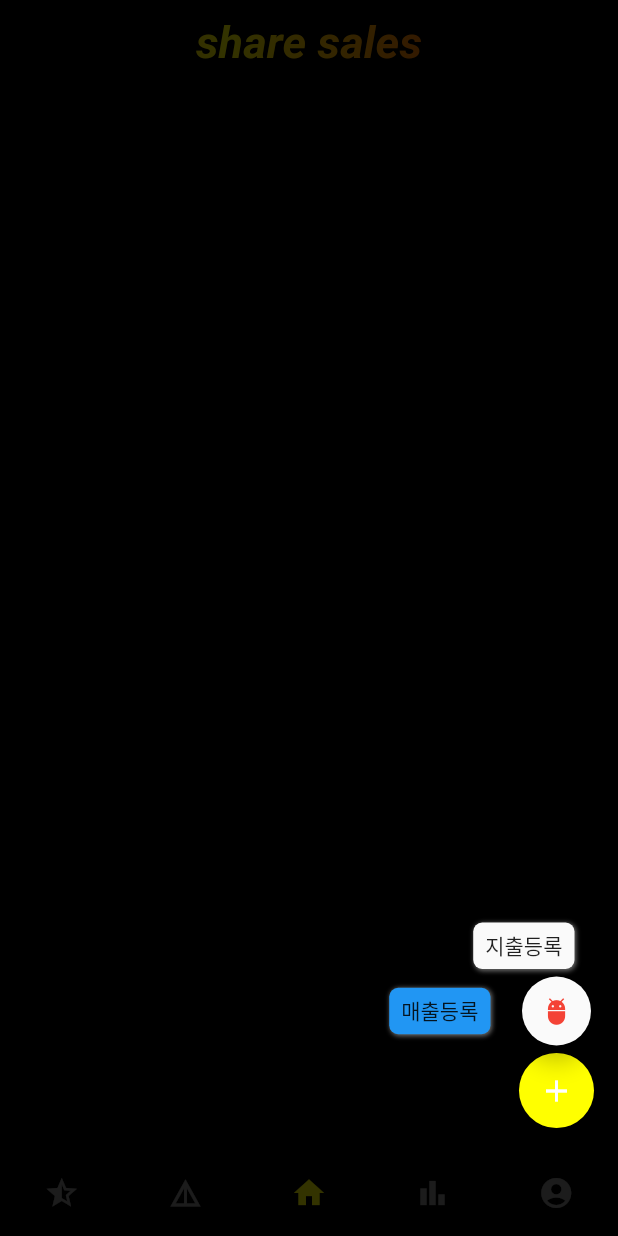
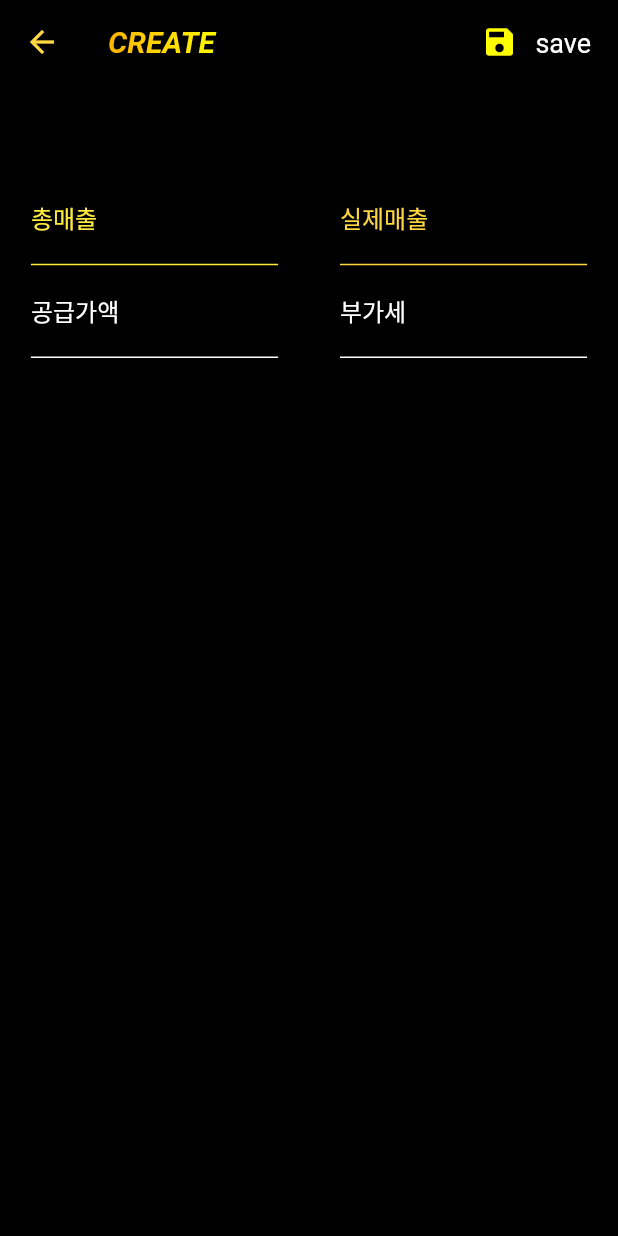
Before and after one commit to boglbbogl/sharesales_ver-2, a Flutter app: the screen it shows after launch, item 3 of the bottom bar chosen, after a tap on the "add" icon, on a phone screen of 412 x 824 dp. Run offline on Flutter 3.47's test engine with Material 2 defaults, Android fonts, the phone set to English and light mode, and no system bars; drawn by our look-alikes of flutter_speed_dial.

Commit message:
sales_create_screen.dart - textformfield

```diff
--- a/lib/constant/color.dart
+++ b/lib/constant/color.dart
@@ -3,6 +3,7 @@ import 'package:flutter/material.dart';
   final Shader appbarColor = LinearGradient(
     colors: <Color>[Color(0xffff6e02), Color(0xffffff00), Color(0xffff6d00)],
   ).createShader(new Rect.fromLTWH(0.0, 300.0, 300.0, 0.0));
+
 
 const MaterialColor blackColor = MaterialColor(
   0xFF000000,
--- /dev/null
+++ b/lib/screen/sales_create_screen.dart
@@ -0,0 +1,159 @@
+import 'package:flutter/material.dart';
+import 'package:sharesales_ver2/constant/color.dart';
+
+class SalesCreateScreen extends StatefulWidget {
+  @override
+  _SalesCreateScreenState createState() => _SalesCreateScreenState();
+}
+
+class _SalesCreateScreenState extends State<SalesCreateScreen> {
+  @override
+  Widget build(BuildContext context) {
+
+    final heightSize = MediaQuery.of(context).size.height;
+    final widthSize = MediaQuery.of(context).size.width;
+    final tffSizeHeight = MediaQuery.of(context).size.width * 0.15;
+    final tffSizeWidth = MediaQuery.of(context).size.width * 0.4;
+
+    return Scaffold(
+      appBar: AppBar(
+        title: Text(
+          'CREATE',
+          style: TextStyle(
+              foreground: Paint()..shader = appbarColor,
+          fontWeight: FontWeight.bold,
+          fontStyle: FontStyle.italic),
+        ),
+        iconTheme: IconThemeData(
+            color: Colors.amberAccent),
+        actionsIconTheme: IconThemeData(color: Colors.yellowAccent),
+        actions: [
+          IconButton(
+            icon: Icon(Icons.save), onPressed: () {  },
+          ),
+          Padding(
+            padding: const EdgeInsets.only(right: 18, top: 18),
+            child: InkWell(
+              onTap: (){},
+              child: Text('save',
+              style: TextStyle(
+                fontSize: 18,
+                color: Colors.white
+              ),),
+            ),
+          ),
+        ],
+      ),
+      body: SingleChildScrollView(
+        child: Form(
+          child: Column(
+            crossAxisAlignment: CrossAxisAlignment.center,
+            mainAxisAlignment: MainAxisAlignment.center,
+            children: <Widget>[
+              SizedBox(
+                height: tffSizeHeight,
+                width: tffSizeWidth,
+              ),
+              Row(
+                crossAxisAlignment: CrossAxisAlignment.center,
+                mainAxisAlignment: MainAxisAlignment.spaceAround,
+                children: <Widget>[
+                  Container(
+                    height: tffSizeHeight,
+                    width: tffSizeWidth,
+                    child: TextFormField(
+                      style: TextStyle(
+                        color: Colors.white,
+                      ),
+                      cursorColor: Colors.white,
+                      decoration: InputDecoration(
+                        enabledBorder: UnderlineInputBorder(
+                          borderSide: BorderSide(color: Colors.yellow),
+                        ),
+                        focusedBorder: UnderlineInputBorder(
+                          borderSide: BorderSide(color: Colors.yellow),
+                        ),
+                        labelText: '총매출',
+                        labelStyle: TextStyle(color: Colors.yellow),
+                      ),
+                      keyboardType: TextInputType.number,
+                    ),
+                  ),
+                  Container(
+                    height: tffSizeHeight,
+                    width: tffSizeWidth,
+                    child: TextFormField(
+                      style: TextStyle(
+                        color: Colors.white,
+                      ),
+                      cursorColor: Colors.pinkAccent,
+                      decoration: InputDecoration(
+                        enabledBorder: UnderlineInputBorder(
+                          borderSide: BorderSide(color: Colors.amberAccent),
+                        ),
+                        focusedBorder: UnderlineInputBorder(
+                          borderSide: BorderSide(color: Colors.amberAccent),
+                        ),
+                        labelText: '실제매출',
+                        labelStyle: TextStyle(color: Colors.amberAccent),
+                      ),
+                      keyboardType: TextInputType.number,
+                    ),
+                  ),
+                ],
+              ),
+              Row(
+                crossAxisAlignment: CrossAxisAlignment.center,
+                mainAxisAlignment: MainAxisAlignment.spaceAround,
+                children: <Widget>[
+                  Container(
+                    height: tffSizeHeight,
+                    width: tffSizeWidth,
+                    child: TextFormField(
+                      style: TextStyle(
+                        color: Colors.amberAccent,
+                      ),
+                      cursorColor: Colors.white,
+                      decoration: InputDecoration(
+                        enabledBorder: UnderlineInputBorder(
+                          borderSide: BorderSide(color: Colors.white),
+                        ),
+                        focusedBorder: UnderlineInputBorder(
+                          borderSide: BorderSide(color: Colors.white),
+                        ),
+                        labelText: '공급가액',
+                        labelStyle: TextStyle(color: Colors.white),
+                      ),
+                      keyboardType: TextInputType.number,
+                    ),
+                  ),
+                  Container(
+                    height: tffSizeHeight,
+                    width: tffSizeWidth,
+                    child: TextFormField(
+                      style: TextStyle(
+                        color: Colors.white,
+                      ),
+                      cursorColor: Colors.white,
+                      decoration: InputDecoration(
+                        enabledBorder: UnderlineInputBorder(
+                          borderSide: BorderSide(color: Colors.white),
+                        ),
+                        focusedBorder: UnderlineInputBorder(
+                          borderSide: BorderSide(color: Colors.white),
+                        ),
+                        labelText: '부가세',
+                        labelStyle: TextStyle(color: Colors.white),
+                      ),
+                      keyboardType: TextInputType.number,
+                    ),
+                  ),
+                ],
+              ),
+            ],
+          ),
+        ),
+      ),
+    );
+  }
+}
--- a/lib/screen/sales_management_screen.dart
+++ b/lib/screen/sales_management_screen.dart
@@ -1,24 +1,22 @@
+import 'package:flutter/cupertino.dart';
 import 'package:flutter/material.dart';
 import 'package:flutter_speed_dial/flutter_speed_dial.dart';
 import 'package:sharesales_ver2/constant/color.dart';
 import 'package:sharesales_ver2/constant/size.dart';
-
+import 'sales_create_screen.dart';
 
 class SalesManagementScreen extends StatefulWidget {
-
   @override
   _SalesManagementScreenState createState() => _SalesManagementScreenState();
 }
+
 class _SalesManagementScreenState extends State<SalesManagementScreen> {
-
   @override
   Widget build(BuildContext context) {
 
-    final widthSize = MediaQuery.of(context).size.width;
-    final heightSize = MediaQuery.of(context).size.height;
-
     return Scaffold(
       appBar: AppBar(
+        backgroundColor: Colors.black,
         centerTitle: true,
         title: Text(
           'share sales',
@@ -29,35 +27,47 @@ class _SalesManagementScreenState extends State<SalesManagementScreen> {
             foreground: Paint()..shader = appbarColor,
           ),
         ),
-      ),
-      body: Column(
-        mainAxisAlignment: MainAxisAlignment.end,
-        children: <Widget>[
-          Container(),
+        actions: [
+          IconButton(
+            icon: Icon(Icons.add,
+            color: Colors.amberAccent,), onPressed: () {
+              Navigator.push(context, MaterialPageRoute(builder: (context)=>SalesCreateScreen()));
+          },
+          )
         ],
       ),
-      floatingActionButton: SpeedDial(
+      body: Container(),
+      floatingActionButton: _fabMultiButton(),
+    );
+  }
+
+  SpeedDial _fabMultiButton() {
+    return SpeedDial(
+      activeIcon: Icons.clear,
       icon: Icons.add,
-        buttonSize: 50,
+      buttonSize: 53,
       elevation: 1,
       overlayColor: Colors.black,
+      foregroundColor: Colors.black,
       backgroundColor: Colors.yellowAccent,
-        onOpen: ()=>print('open'),
-        onClose: ()=>print('close'),
+      onOpen: () => print('open'),
+      onClose: () => print('close'),
       children: [
         SpeedDialChild(
-            child: Icon(Icons.adb_outlined),
+          elevation: 1,
+          child: Icon(Icons.check),
           label: '매출등록',
-            labelBackgroundColor: Colors.blue,
-            foregroundColor: Colors.red
+          labelBackgroundColor: Colors.white10,
+          foregroundColor: Colors.red,
+          onTap: () => print('sales_click'),
         ),
         SpeedDialChild(
+          child: Icon(Icons.check),
           label: '지출등록',
-            backgroundColor: Colors.black,
-            onTap: ()=>print('지출'),
+          backgroundColor: Colors.red,
+          onTap: () => print('지출 클릭'),
         ),
       ],
-      ),
     );
   }
 }
```
Also changed, not shown: lib/constant/size.dart (line endings or trailing spaces). Lines whose indentation alone changed are shown as unchanged.
